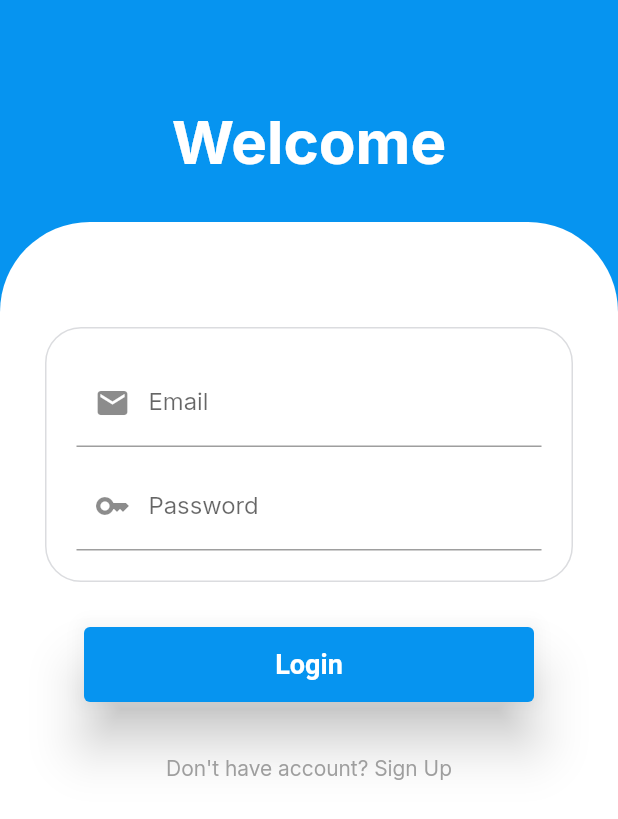
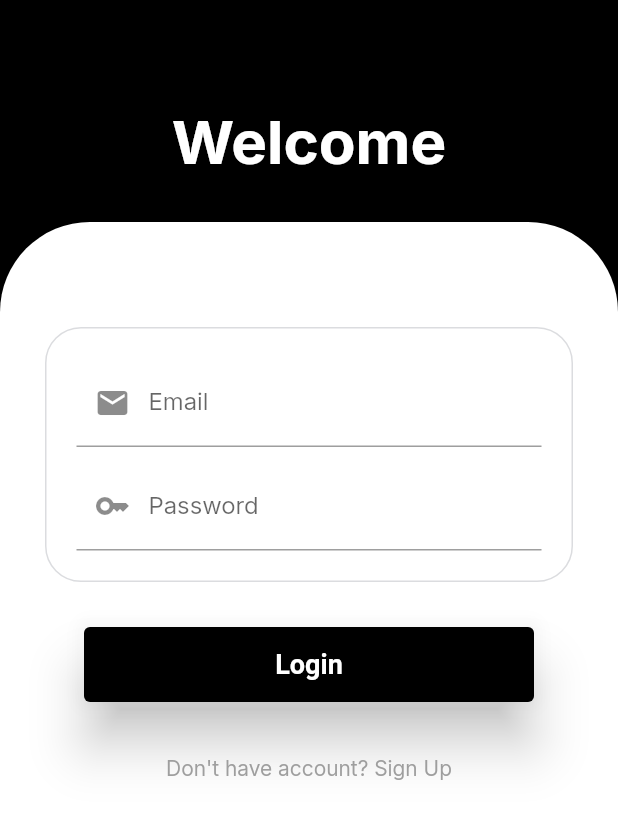
Before and after one commit to handokota/moodin, a Flutter app: the screen it shows after launch, on a phone screen of 412 x 824 dp. Shown: the top 819 px of the screen. Run offline on Flutter 3.47's test engine with Material 2 defaults, Android fonts, the light colour scheme and no system bars; our stand-ins replace cloud_firestore, firebase_core, google_maps_flutter, image_picker, package_info_plus, shared_preferences and 2 more; missing offline and left inert: d_chart; accounts and stored records are empty.

Commit message:
update warna tema

```diff
--- a/lib/config/palette.dart
+++ b/lib/config/palette.dart
@@ -2,18 +2,18 @@ import 'package:flutter/material.dart';
 
 class Palette {
   static const MaterialColor Dark = MaterialColor(
-    0xFF0694f0, // 0% comes in here, this will be color picked if no shade is selected when defining a Color property which doesn’t require a swatch.
+    0xFF000000, // 0% comes in here, this will be color picked if no shade is selected when defining a Color property which doesn’t require a swatch.
     <int, Color>{
-      50: Color(0xFF0694f0),
-      100: Color(0xFF0694f0),
-      200: Color(0xFF0694f0),
-      300: Color(0xFF0694f0),
-      400: Color(0xFF0694f0),
-      500: Color(0xFF0694f0),
-      600: Color(0xFF0694f0),
-      700: Color(0xFF0694f0),
-      800: Color(0xFF0694f0),
-      900: Color(0xFF0694f0),
+      50: Color(0xFF000000),
+      100: Color(0xFF000000),
+      200: Color(0xFF000000),
+      300: Color(0xFF000000),
+      400: Color(0xFF000000),
+      500: Color(0xFF000000),
+      600: Color(0xFF000000),
+      700: Color(0xFF000000),
+      800: Color(0xFF000000),
+      900: Color(0xFF000000),
     },
   );
 }
--- a/lib/pages/calendar_page.dart
+++ b/lib/pages/calendar_page.dart
@@ -218,7 +218,7 @@ class _CalendarPageState extends State<CalendarPage> {
       floatingActionButton: FloatingActionButton.extended(
         onPressed: () => _showAddEventDialog(),
         label: const Icon(Icons.add),
-        backgroundColor: const Color(0xFF0694f0),
+        backgroundColor: const Color(0xFF000000),
       ),
     );
   }
@@ -388,7 +388,7 @@ class MoodOptionWidget extends StatelessWidget {
             padding: const EdgeInsets.all(8),
             decoration: BoxDecoration(
               border: Border.all(
-                color: isSelected ? Colors.blue : Colors.grey,
+                color: isSelected ? Colors.black : Colors.grey,
                 width: 2.0,
               ),
               borderRadius: BorderRadius.circular(8),
@@ -418,7 +418,7 @@ class MoodOptionWidget extends StatelessWidget {
 }
 
 class AppColors {
-  static const primaryColor = Color(0xFF0694F0);
+  static const primaryColor = Color(0xFF000000);
 }
 
 
--- a/lib/pages/signin_page.dart
+++ b/lib/pages/signin_page.dart
@@ -32,8 +32,8 @@ class _SignInPageState extends State<SignInPage> {
                 begin: Alignment.topCenter,
                 // end: Alignment.bottomCenter,
                 colors: [
-                  Color(0xFF0694f0),
-                  Color(0xFF0694f0),
+                  Color(0xFF000000),
+                  Color(0xFF000000),
                 ]
             )
         ),
--- a/lib/pages/signup_page.dart
+++ b/lib/pages/signup_page.dart
@@ -37,8 +37,8 @@ class _SignUpPageState extends State<SignUpPage> {
                 begin: Alignment.topCenter,
                 // end: Alignment.bottomCenter,
                 colors: [
-                  Color(0xFF0694f0),
-                  Color(0xFF0694f0),
+                  Color(0xFF000000),
+                  Color(0xFF000000),
                 ])),
         child: Column(
           crossAxisAlignment: CrossAxisAlignment.start,
```
Also changed, not shown: lib/pages/home_page.dart (+11 -11 lines), lib/pages/statistic_page.dart (+9 -9 lines), assets/icons/icon.png, 40 other files.
